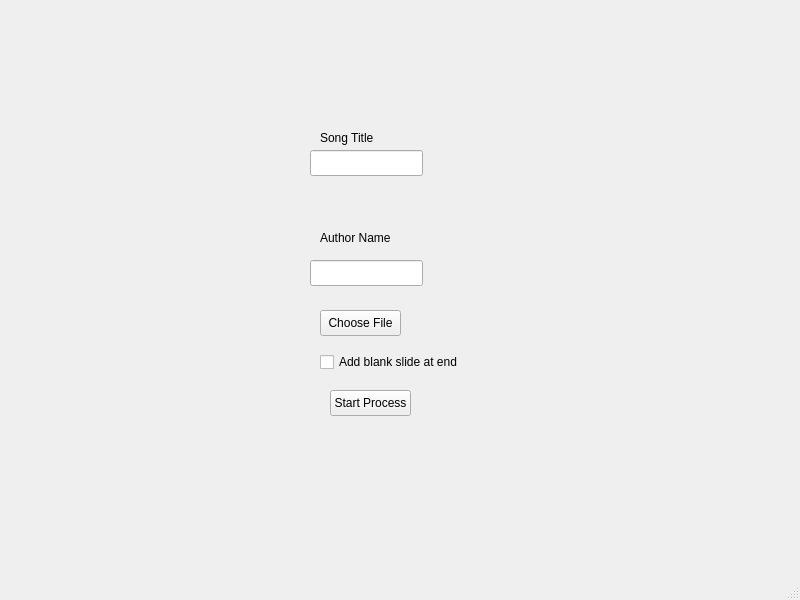
Diode-exe/pptxToOpenLyrics, file main.ui: the form before one commit.
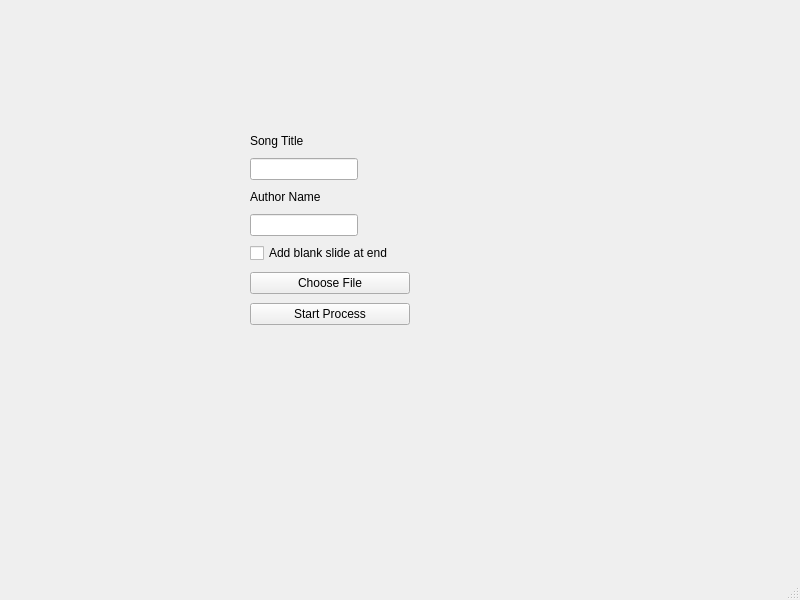
The form after the commit.

Commit message:
finally managed to get entry boxes to adhere to main.ui
No wonder I couldn't find anything online, main.py was adding new text entry widgets

```diff
--- a/main.ui
+++ b/main.ui
@@ -14,90 +14,84 @@
    <string>MainWindow</string>
   </property>
   <widget class="QWidget" name="centralwidget">
-   <widget class="QLineEdit" name="title_entry">
+   <widget class="QWidget" name="verticalLayoutWidget">
     <property name="geometry">
      <rect>
-      <x>310</x>
-      <y>150</y>
-      <width>113</width>
-      <height>26</height>
-     </rect>
-    </property>
-   </widget>
-   <widget class="QLabel" name="title_label">
-    <property name="geometry">
-     <rect>
-      <x>320</x>
+      <x>250</x>
       <y>130</y>
-      <width>91</width>
-      <height>16</height>
+      <width>192</width>
+      <height>106</height>
      </rect>
     </property>
+    <layout class="QVBoxLayout" name="verticalLayout">
+     <item>
+      <widget class="QLabel" name="title_label">
     <property name="text">
      <string>Song Title</string>
     </property>
    </widget>
+     </item>
+     <item>
+      <widget class="QLineEdit" name="title_entry">
+       <property name="sizePolicy">
+        <sizepolicy hsizetype="Fixed" vsizetype="Fixed">
+         <horstretch>0</horstretch>
+         <verstretch>0</verstretch>
+        </sizepolicy>
+       </property>
+      </widget>
+     </item>
+     <item>
    <widget class="QLabel" name="author_name_label">
-    <property name="geometry">
-     <rect>
-      <x>320</x>
-      <y>230</y>
-      <width>81</width>
-      <height>16</height>
-     </rect>
-    </property>
     <property name="text">
      <string>Author Name</string>
     </property>
    </widget>
+     </item>
+     <item>
    <widget class="QLineEdit" name="author_entry">
-    <property name="geometry">
-     <rect>
-      <x>310</x>
-      <y>260</y>
-      <width>113</width>
-      <height>26</height>
-     </rect>
-    </property>
-   </widget>
-   <widget class="QPushButton" name="choose_file_button">
+       <property name="sizePolicy">
+        <sizepolicy hsizetype="Fixed" vsizetype="Fixed">
+         <horstretch>0</horstretch>
+         <verstretch>0</verstretch>
+        </sizepolicy>
+       </property>
+      </widget>
+     </item>
+    </layout>
+   </widget>
+   <widget class="QWidget" name="verticalLayoutWidget_2">
     <property name="geometry">
      <rect>
-      <x>320</x>
-      <y>310</y>
-      <width>81</width>
-      <height>26</height>
+      <x>250</x>
+      <y>240</y>
+      <width>160</width>
+      <height>90</height>
      </rect>
     </property>
-    <property name="text">
-     <string>Choose File</string>
-    </property>
-   </widget>
+    <layout class="QVBoxLayout" name="verticalLayout_2">
+     <item>
    <widget class="QCheckBox" name="blank_slide_checkbox">
-    <property name="geometry">
-     <rect>
-      <x>320</x>
-      <y>350</y>
-      <width>161</width>
-      <height>24</height>
-     </rect>
-    </property>
     <property name="text">
      <string>Add blank slide at end</string>
     </property>
    </widget>
+     </item>
+     <item>
+      <widget class="QPushButton" name="choose_file_button">
+       <property name="text">
+        <string>Choose File</string>
+       </property>
+      </widget>
+     </item>
+     <item>
    <widget class="QPushButton" name="start_button">
-    <property name="geometry">
-     <rect>
-      <x>330</x>
-      <y>390</y>
-      <width>81</width>
-      <height>26</height>
-     </rect>
-    </property>
     <property name="text">
      <string>Start Process</string>
     </property>
+      </widget>
+     </item>
+    </layout>
    </widget>
   </widget>
   <widget class="QMenuBar" name="menubar">
```
Lines whose indentation alone changed are shown as unchanged. The commit also changes 1 other file.
